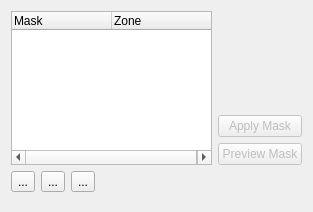
This is src/ui/maskmanage_ui.ui in KDE/kdenlive as Qt 5 draws it before an edit. The edited form follows.
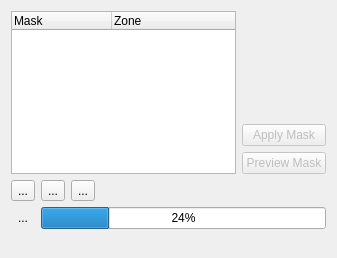
This is the edited form. Icons and pictures are not drawn. Custom widgets are drawn as their Qt base class.

Commit message: Make sam2 process stay alive during mask creation Improve user feedback during process

Diff of the .ui file:
```diff
--- a/src/ui/maskmanage_ui.ui
+++ b/src/ui/maskmanage_ui.ui
@@ -10,15 +10,15 @@
    <rect>
     <x>0</x>
     <y>0</y>
-    <width>313</width>
-    <height>212</height>
+    <width>337</width>
+    <height>258</height>
    </rect>
   </property>
   <property name="windowTitle">
    <string>Form</string>
   </property>
-  <layout class="QGridLayout" name="gridLayout">
-   <item row="1" column="0" rowspan="3">
+  <layout class="QGridLayout" name="gridLayout_2">
+   <item row="0" column="0" rowspan="3">
     <widget class="QTreeWidget" name="maskTree">
      <column>
       <property name="text">
@@ -32,7 +32,33 @@
      </column>
     </widget>
    </item>
-   <item row="3" column="1">
+   <item row="0" column="1">
+    <widget class="QLabel" name="thumbPreview">
+     <property name="sizePolicy">
+      <sizepolicy hsizetype="MinimumExpanding" vsizetype="MinimumExpanding">
+       <horstretch>0</horstretch>
+       <verstretch>0</verstretch>
+      </sizepolicy>
+     </property>
+     <property name="text">
+      <string/>
+     </property>
+     <property name="alignment">
+      <set>Qt::AlignmentFlag::AlignLeading|Qt::AlignmentFlag::AlignLeft|Qt::AlignmentFlag::AlignTop</set>
+     </property>
+    </widget>
+   </item>
+   <item row="1" column="1">
+    <widget class="QPushButton" name="buttonApply">
+     <property name="enabled">
+      <bool>false</bool>
+     </property>
+     <property name="text">
+      <string>Apply Mask</string>
+     </property>
+    </widget>
+   </item>
+   <item row="2" column="1">
     <widget class="QPushButton" name="buttonPreview">
      <property name="enabled">
       <bool>false</bool>
@@ -45,22 +71,9 @@
      </property>
     </widget>
    </item>
-   <item row="6" column="0">
-    <spacer name="verticalSpacer">
-     <property name="orientation">
-      <enum>Qt::Orientation::Vertical</enum>
-     </property>
-     <property name="sizeHint" stdset="0">
-      <size>
-       <width>20</width>
-       <height>40</height>
-      </size>
-     </property>
-    </spacer>
-   </item>
-   <item row="4" column="0" colspan="2">
-    <layout class="QHBoxLayout" name="horizontalLayout">
-     <item>
+   <item row="3" column="0" colspan="2">
+    <layout class="QGridLayout" name="gridLayout">
+     <item row="0" column="0">
       <widget class="QToolButton" name="buttonAdd">
        <property name="toolTip">
         <string>Create New Mask</string>
@@ -73,7 +86,7 @@
        </property>
       </widget>
      </item>
-     <item>
+     <item row="0" column="1">
       <widget class="QToolButton" name="buttonDelete">
        <property name="toolTip">
         <string>Delete Mask</string>
@@ -86,7 +99,7 @@
        </property>
       </widget>
      </item>
-     <item>
+     <item row="0" column="2">
       <widget class="QToolButton" name="buttonImport">
        <property name="toolTip">
         <string>Import Mask in Project</string>
@@ -99,7 +112,7 @@
        </property>
       </widget>
      </item>
-     <item>
+     <item row="0" column="3">
       <spacer name="horizontalSpacer">
        <property name="orientation">
         <enum>Qt::Orientation::Horizontal</enum>
@@ -114,31 +127,29 @@
      </item>
     </layout>
    </item>
-   <item row="2" column="1">
-    <widget class="QPushButton" name="buttonApply">
-     <property name="enabled">
-      <bool>false</bool>
-     </property>
-     <property name="text">
-      <string>Apply Mask</string>
-     </property>
-    </widget>
-   </item>
-   <item row="1" column="1">
-    <widget class="QLabel" name="thumbPreview">
-     <property name="sizePolicy">
-      <sizepolicy hsizetype="MinimumExpanding" vsizetype="MinimumExpanding">
-       <horstretch>0</horstretch>
-       <verstretch>0</verstretch>
-      </sizepolicy>
-     </property>
-     <property name="text">
-      <string/>
-     </property>
-     <property name="alignment">
-      <set>Qt::AlignmentFlag::AlignLeading|Qt::AlignmentFlag::AlignLeft|Qt::AlignmentFlag::AlignTop</set>
-     </property>
-    </widget>
+   <item row="4" column="0" colspan="2">
+    <layout class="QHBoxLayout" name="horizontalLayout_2">
+     <item>
+      <widget class="QToolButton" name="buttonAbort">
+       <property name="text">
+        <string>...</string>
+       </property>
+       <property name="icon">
+        <iconset theme="QIcon::ThemeIcon::ProcessStop"/>
+       </property>
+       <property name="autoRaise">
+        <bool>true</bool>
+       </property>
+      </widget>
+     </item>
+     <item>
+      <widget class="QProgressBar" name="samProgress">
+       <property name="value">
+        <number>24</number>
+       </property>
+      </widget>
+     </item>
+    </layout>
    </item>
    <item row="5" column="0" colspan="2">
     <widget class="KMessageWidget" name="samStatus">
@@ -147,6 +158,19 @@
      </property>
     </widget>
    </item>
+   <item row="6" column="0">
+    <spacer name="verticalSpacer">
+     <property name="orientation">
+      <enum>Qt::Orientation::Vertical</enum>
+     </property>
+     <property name="sizeHint" stdset="0">
+      <size>
+       <width>20</width>
+       <height>40</height>
+      </size>
+     </property>
+    </spacer>
+   </item>
   </layout>
  </widget>
  <customwidgets>
```
The commit also changes 9 other files.
